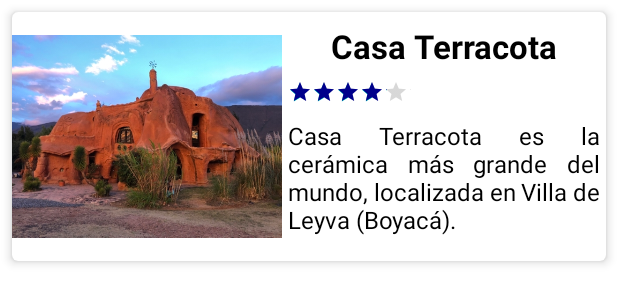
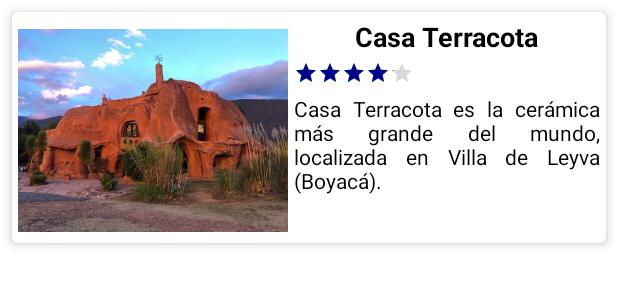
Before and after one commit to GreenDevGroup/GreenDev, an Android app: the layout card_view_touristiccentres_item.xml on its own in the app's theme, with its tools: preview values and no code run, on a phone screen of 412 x 824 dp. Shown: the top 303 px of the screen. Run offline under Robolectric (Android 15) with nearby library versions, the phone set to English and light mode, and no system bars.

Commit message:
Últimos retoques Sprint 2 finalizado.

```diff
--- a/app/src/main/res/layout/card_view_touristiccentres_item.xml
+++ b/app/src/main/res/layout/card_view_touristiccentres_item.xml
@@ -30,21 +30,20 @@
                 android:id="@+id/image_incardview_imageView"
                 android:layout_width="180dp"
                 android:layout_height="150dp"
-                android:layout_marginTop="8dp"
-                android:layout_marginBottom="8dp"
+                android:layout_marginStart="4dp"
+                android:layout_marginTop="4dp"
                 android:contentDescription="@null"
-                app:layout_constraintBottom_toBottomOf="parent"
                 app:layout_constraintStart_toStartOf="parent"
                 app:layout_constraintTop_toTopOf="parent"
                 app:srcCompat="@drawable/terracota_cardview" />
 
             <TextView
                 android:id="@+id/title_incardview_textview"
-                style="@style/encabezado"
+                style="@style/sub_Titulos"
                 android:layout_width="wrap_content"
                 android:layout_height="wrap_content"
                 android:layout_marginStart="4dp"
-                android:layout_marginTop="8dp"
+                android:layout_marginTop="4dp"
                 android:layout_marginEnd="4dp"
                 android:text="@string/title"
                 app:layout_constraintEnd_toEndOf="parent"
@@ -57,14 +56,14 @@
                 android:layout_width="82dp"
                 android:layout_height="18dp"
                 android:layout_marginStart="4dp"
-                android:layout_marginTop="8dp"
+                android:layout_marginTop="4dp"
                 android:isIndicator="false"
                 android:numStars="5"
                 android:progressTint="@color/darkblue"
                 android:rating="4"
                 android:scaleX="1"
                 android:scaleY="1"
-                android:stepSize="0.5"
+                android:stepSize="0.1"
                 app:layout_constraintStart_toEndOf="@+id/image_incardview_imageView"
                 app:layout_constraintTop_toBottomOf="@+id/title_incardview_textview"
                 tools:ignore="SpeakableTextPresentCheck" />
@@ -75,7 +74,7 @@
                 android:layout_width="0dp"
                 android:layout_height="wrap_content"
                 android:layout_marginStart="4dp"
-                android:layout_marginTop="8dp"
+                android:layout_marginTop="4dp"
                 android:layout_marginEnd="4dp"
                 android:justificationMode="inter_word"
                 android:text="@string/description_terracota_cardview"
--- a/app/src/main/res/values/themes.xml
+++ b/app/src/main/res/values/themes.xml
@@ -15,7 +15,7 @@
     </style>
 
     <style name="encabezado">
-        <item name="android:textSize">22sp</item>
+        <item name="android:textSize">20sp</item>
         <item name="android:textColor">@color/black</item>
         <item name="android:textStyle">bold</item>
     </style>
@@ -27,7 +27,7 @@
     </style>
 
     <style name="text_normal">
-        <item name="android:textSize">16sp</item>
+        <item name="android:textSize">14sp</item>
         <item name="android:textColor">@color/black</item>
         <item name="android:textStyle">normal</item>
     </style>
```
Also changed, not shown: app/src/main/assets/touristAttraction.json (+7 -7 lines).
